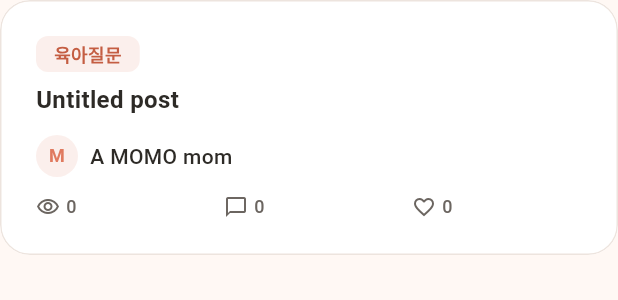
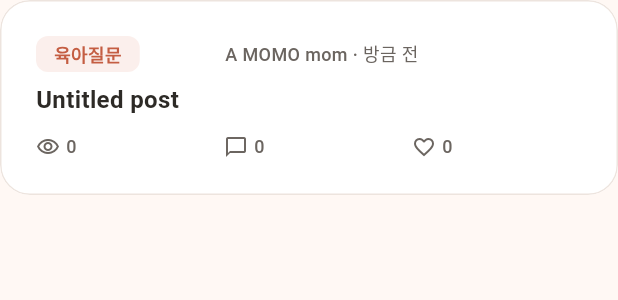
Before and after one commit to zakarbrnd-byte/MOMO, a Flutter app: the PostCard widget shown alone on an empty page, opened directly with empty values, on a phone screen of 412 x 824 dp. Shown: the top 300 px of the screen. Run offline on Flutter 3.47's test engine with Material 3 defaults, Android fonts, the light colour scheme and no system bars; our stand-ins replace flutter_riverpod.

Commit message:
polish: densify community post card layout (#18)
Phase 3.5.5.1: densified PostCard layout + RelativeTimeKo timestamps on Home feed cards.

```diff
--- /dev/null
+++ b/lib/core/time/relative_time_ko.dart
@@ -0,0 +1,52 @@
+/// Korean relative-time labels for community feed metadata.
+///
+/// Pure formatting helper — no Flutter dependencies. Tests should pass a fixed
+/// [now] instead of relying on the live clock.
+abstract final class RelativeTimeKo {
+  /// Returns a Korean relative label, or `null` when [timestamp] is missing.
+  static String? format(DateTime? timestamp, {DateTime? now}) {
+    if (timestamp == null) return null;
+
+    final current = now ?? DateTime.now();
+    final diff = current.difference(timestamp);
+
+    // Future or clock skew → treat as just now.
+    if (diff.isNegative || diff.inSeconds < 60) {
+      return '방금 전';
+    }
+    if (diff.inMinutes < 60) {
+      return '${diff.inMinutes}분 전';
+    }
+    if (diff.inHours < 24) {
+      return '${diff.inHours}시간 전';
+    }
+
+    final currentDay = DateTime(current.year, current.month, current.day);
+    final timestampDay =
+        DateTime(timestamp.year, timestamp.month, timestamp.day);
+    final dayDiff = currentDay.difference(timestampDay).inDays;
+
+    if (dayDiff == 1) {
+      return '어제';
+    }
+    if (dayDiff < 7) {
+      return '$dayDiff일 전';
+    }
+
+    return '${timestamp.month}월 ${timestamp.day}일';
+  }
+
+  /// Author label with optional relative time: `이름 · 2시간 전`.
+  ///
+  /// When [createdAt] is null, returns only the author name (no separator).
+  static String authorWithTime(
+    String authorName,
+    DateTime? createdAt, {
+    DateTime? now,
+  }) {
+    final name = authorName.trim().isEmpty ? 'A MOMO mom' : authorName.trim();
+    final relative = format(createdAt, now: now);
+    if (relative == null || relative.isEmpty) return name;
+    return '$name · $relative';
+  }
+}
--- a/lib/features/home/widgets/post_card.dart
+++ b/lib/features/home/widgets/post_card.dart
@@ -2,7 +2,7 @@ import 'package:flutter/material.dart';
 
 import '../../../core/theme/app_spacing.dart';
 import '../../../core/theme/app_text_styles.dart';
-import '../../../core/widgets/author_summary.dart';
+import '../../../core/time/relative_time_ko.dart';
 import '../../../core/widgets/engagement_row.dart';
 import '../../../core/widgets/momo_card.dart';
 import '../../../models/post.dart';
@@ -10,30 +10,36 @@ import 'category_chip.dart';
 
 /// Community feed card for a parenting post.
 ///
-/// Hierarchy: category → title → preview → author → engagement.
+/// Hierarchy: category + author/time → title → one-line preview → engagement.
 /// Chrome comes from [MomoCard]; metrics and category are display-only.
 class PostCard extends StatelessWidget {
   const PostCard({
     super.key,
     required this.post,
     required this.onTap,
+    @visibleForTesting this.now,
   });
 
   final Post post;
   final VoidCallback onTap;
+
+  /// Optional clock override for widget tests.
+  @visibleForTesting
+  final DateTime? now;
 
   String get _title {
     final value = post.title.trim();
     return value.isEmpty ? 'Untitled post' : value;
   }
 
-  String get _author {
-    final value = post.authorName.trim();
-    return value.isEmpty ? 'A MOMO mom' : value;
-  }
+  String get _authorMeta => RelativeTimeKo.authorWithTime(
+        post.authorName,
+        post.createdAt,
+        now: now,
+      );
 
   String get _semanticLabel {
-    return '${post.category.labelKo} 게시글, $_title, 작성자 $_author';
+    return '${post.category.labelKo} 게시글, $_title, 작성자 $_authorMeta';
   }
 
   @override
@@ -49,7 +55,21 @@ class PostCard extends StatelessWidget {
         child: Column(
           crossAxisAlignment: CrossAxisAlignment.start,
           children: [
-            CategoryChip(category: post.category),
+            Row(
+              children: [
+                Flexible(child: CategoryChip(category: post.category)),
+                const SizedBox(width: AppSpacing.sm),
+                Expanded(
+                  child: Text(
+                    _authorMeta,
+                    style: AppTextStyles.caption,
+                    maxLines: 1,
+                    overflow: TextOverflow.ellipsis,
+                    textAlign: TextAlign.end,
+                  ),
+                ),
+              ],
+            ),
             const SizedBox(height: AppSpacing.cardContentGap),
             Text(
               _title,
@@ -62,15 +82,10 @@ class PostCard extends StatelessWidget {
               Text(
                 preview,
                 style: AppTextStyles.bodySmall,
-                maxLines: 3,
+                maxLines: 1,
                 overflow: TextOverflow.ellipsis,
               ),
             ],
-            const SizedBox(height: AppSpacing.cardTitleGap),
-            AuthorSummary(
-              displayName: post.authorName,
-              avatarRadius: 14,
-            ),
             const SizedBox(height: AppSpacing.cardFooterGap),
             EngagementRow(
               viewCount: post.viewCount,
```
Also changed, not shown: lib/data/mock_feed.dart (+30 -13 lines), 3 other files.
